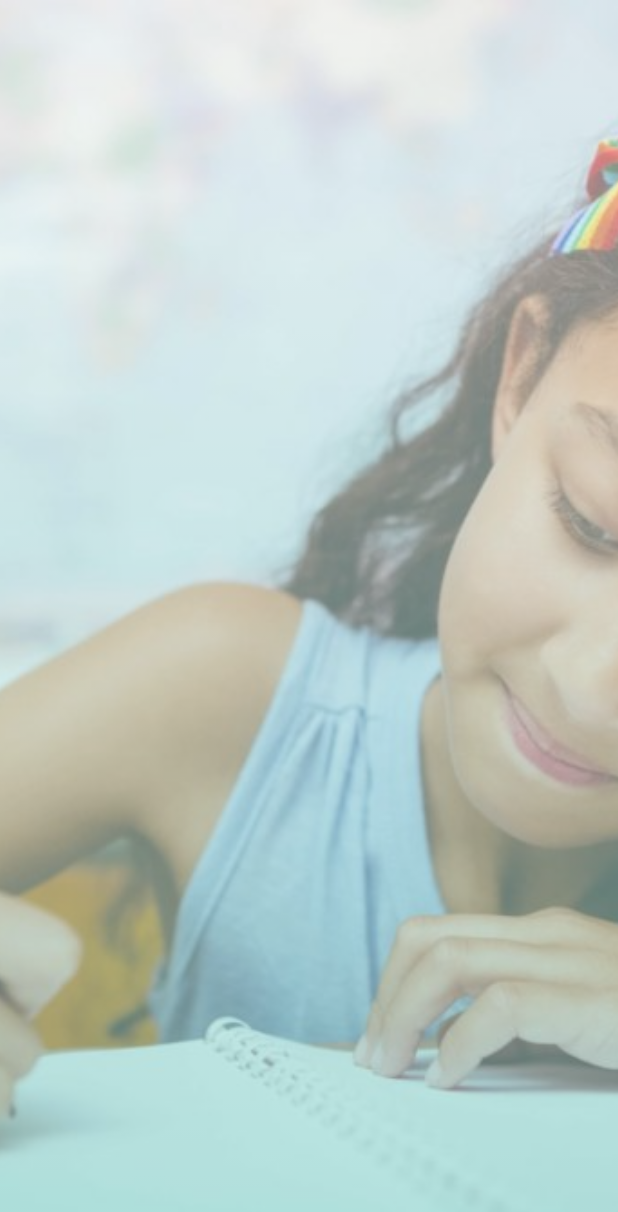
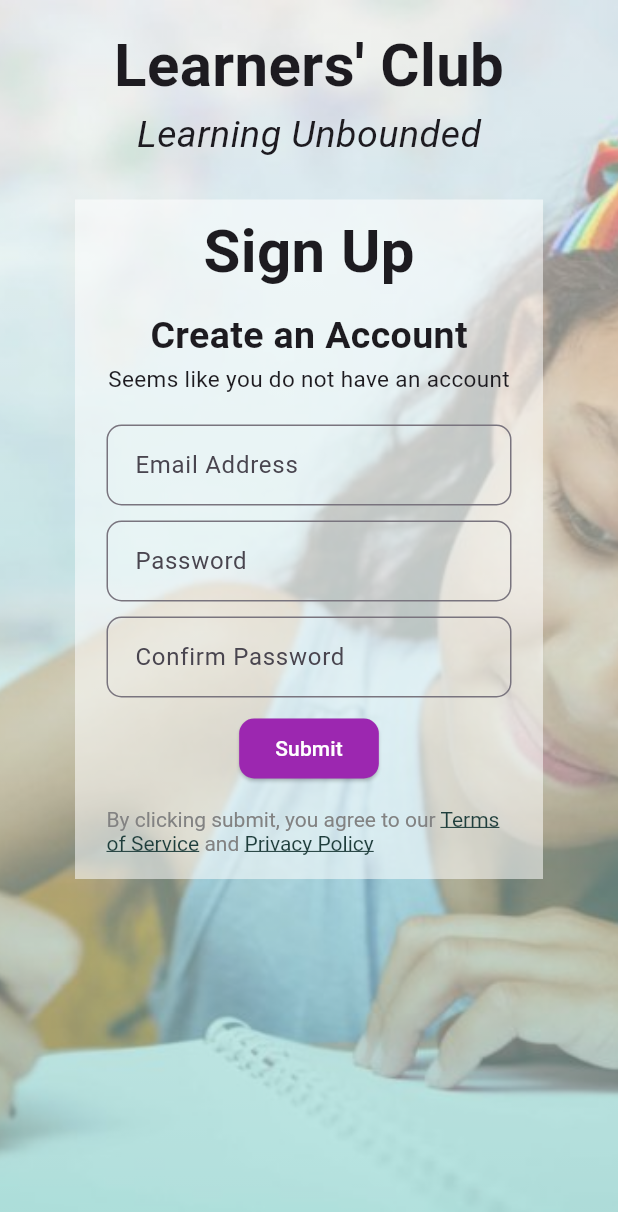
Before and after one commit to GhostsDragons/LC_web, a Flutter app: the screen it shows after launch, on a phone screen of 412 x 824 dp. Shown: the top 1212 px of the screen. Run offline on Flutter 3.47's test engine with Material 3 defaults, Android fonts, the phone set to English and light mode, and no system bars; our stand-ins replace firebase_auth, firebase_core, fluttertoast; accounts and stored records are empty; statements that could not run were skipped; project files that could hold a hidden picture were left out.

Commit message:
Sign Up page

```diff
--- /dev/null
+++ b/lib/Pages/signup.dart
@@ -0,0 +1,575 @@
+import 'package:flutter/material.dart';
+import 'package:firebase_auth/firebase_auth.dart';
+
+class Signup extends StatefulWidget {
+  const Signup({super.key});
+
+  @override
+  State<Signup> createState() => _SignupState();
+}
+
+class _SignupState extends State<Signup> {
+  final GlobalKey _layoutBuilderKey = GlobalKey();
+
+  @override
+  Widget build(BuildContext context) {
+    return StreamBuilder(
+        stream: FirebaseAuth.instance.authStateChanges(),
+        builder: (context, snapshot) {
+          if (snapshot.hasData) {
+            return const Text('Hi');
+          } else {
+            return LayoutBuilder(
+              key: _layoutBuilderKey,
+              builder: (context, constraints) {
+                if (constraints.maxWidth < 600) {
+                  return MobileLayout(constraints: constraints);
+                } else {
+                  return DesktopLayout(constraints: constraints);
+                }
+              },
+            );
+          }
+        });
+  }
+}
+
+class DesktopLayout extends StatefulWidget {
+  final BoxConstraints constraints;
+  const DesktopLayout({super.key, required this.constraints});
+
+  @override
+  State<DesktopLayout> createState() => _DesktopLayoutState();
+}
+
+class _DesktopLayoutState extends State<DesktopLayout> {
+  final GlobalKey<FormState> _formKey = GlobalKey<FormState>();
+
+  final emailController = TextEditingController();
+  final pass1Controller = TextEditingController();
+  final pass2Controller = TextEditingController();
+
+  @override
+  Widget build(BuildContext context) {
+    return Scaffold(
+      body: Stack(
+        children: [
+          Container(
+            decoration: const BoxDecoration(
+              image: DecorationImage(
+                image: AssetImage('assets/BG.jpg'),
+                fit: BoxFit.cover,
+                opacity: 0.5,
+              ),
+
+              color: Color.fromRGBO(0, 0, 0, 0.9),
+              gradient: LinearGradient(
+                colors: [Color(0xffffffff), Color(0xff67D0C8)],
+                begin: Alignment.topCenter,
+                end: Alignment.bottomCenter,
+              ),
+            ),
+          ),
+
+          Center(
+            child: Column(
+              children: [
+                Container(
+                  color: Colors.white54,
+
+                  decoration: BoxDecoration(
+                    border: Border.all(
+                      color: Colors.transparent,
+                    ),
+                    borderRadius: BorderRadius.circular(20)
+                  ),
+
+                  width: 600,
+                  height: 400,
+
+                  padding: const EdgeInsets.symmetric(vertical: 5, horizontal: 20),
+                  margin: const EdgeInsets.symmetric(vertical: 100, horizontal: 50),
+
+                  child: Form(
+                    key: _formKey,
+                    child: Column(
+                      children: [
+                        const Text(
+                          "Sign Up",
+                          style: TextStyle(
+                            fontSize: 40,
+                            fontWeight: FontWeight.bold,
+                            // fontFamily:
+                          ),
+                        ),
+
+                        const SizedBox(
+                          height: 10,
+                        ),
+
+                        const Text(
+                          "Create an Account",
+                          style: TextStyle(
+                            fontSize: 25,
+                            fontWeight: FontWeight.w600,
+                            // fontFamily:
+                          ),
+                        ),
+
+                        // const SizedBox(
+                        //   height: 5,
+                        // ),
+
+                        const Text(
+                          "Seems like you do not have an account",
+                          style: TextStyle(
+                            fontSize: 15,
+                            // fontFamily:
+                          ),
+                        ),
+
+                        const SizedBox(
+                          height: 20,
+                        ),
+
+                        TextFormField(
+                          controller: emailController,
+                          keyboardType: TextInputType.emailAddress,
+                          decoration: InputDecoration(
+                            labelText: 'Email Address',
+                            hintText: 'email@domain.com',
+                            fillColor: Colors.white,
+                            contentPadding: const EdgeInsets.all(15),
+                            border: OutlineInputBorder(
+                              borderRadius: BorderRadius.circular(10),
+                              borderSide: const BorderSide(
+                                color: Colors.grey,
+                                ),
+                              ),
+                            ),
+
+                          validator: (value) {
+                            if (value == null || value.isEmpty) {
+                              return 'Please enter valid email address';
+                            }
+                            return null;
+                          },
+                        ),
+
+                        const SizedBox(
+                          height: 10,
+                        ),
+
+                        TextFormField(
+                          controller: pass1Controller,
+                          keyboardType: TextInputType.visiblePassword,
+                          decoration: InputDecoration(
+                            labelText: 'Password',
+                            hintText: 'Enter your password',
+                            fillColor: Colors.white,
+                            contentPadding: const EdgeInsets.all(15),
+                            border: OutlineInputBorder(
+                              borderRadius: BorderRadius.circular(10),
+                              borderSide: const BorderSide(
+                                color: Colors.grey,
+                                ),
+                              ),
+                            ),
+
+                          validator: (value) {
+                            if (value == null || value.isEmpty) {
+                              return "Please enter password";
+                            }
+                            return null;
+                          },
+                        ),
+
+                        const SizedBox(
+                          height: 10,
+                        ),
+
+                        TextFormField(
+                          controller: pass1Controller,
+                          keyboardType: TextInputType.visiblePassword,
+                          decoration: InputDecoration(
+                            labelText: 'Confirm Password',
+                            hintText: 'Confirm your password',
+                            fillColor: Colors.white,
+                            contentPadding: const EdgeInsets.all(15),
+                            border: OutlineInputBorder(
+                              borderRadius: BorderRadius.circular(10),
+                              borderSide: const BorderSide(
+                                color: Colors.grey,
+                                ),
+                              ),
+                            ),
+
+                          validator: (value) {
+                            // ignore: unrelated_type_equality_checks
+                            if (value == null || value.isEmpty || value != pass1Controller.value) {
+                              return "Please enter password";
+                            }
+                            return null;
+                          },
+                        ),
+
+                        const SizedBox(
+                          height: 10,
+                        ),
+
+                        ElevatedButton(
+                          style: ElevatedButton.styleFrom(
+                            backgroundColor: Colors.purple,
+                            shape: RoundedRectangleBorder(
+                              borderRadius: BorderRadius.circular(10),
+                            ),
+                          ),
+                          onPressed: () {},
+                          child: const Text(
+                            'Submit',
+                            style: TextStyle(
+                              color: Colors.white,
+                            ),
+                          ),
+                        ),
+
+                        const SizedBox(
+                          height: 15,
+                        ),
+
+                        RichText(
+                        text: const TextSpan(
+                          children: [
+                            TextSpan(
+                              text: 'By clicking submit, you agree to our ',
+                              style: TextStyle(
+                                color: Color(0xFF828282),
+                              ),
+                            ),
+
+                            TextSpan(
+                              text: 'Terms of Service',
+                              style: TextStyle(
+                                color: Color(0xFF1F3E3C),
+                                decoration: TextDecoration.underline,
+                              ),
+                            ),
+
+                            TextSpan(
+                              text: ' and ',
+                              style: TextStyle(
+                                color: Color(0xFF828282),
+                              ),
+                            ),
+
+                            TextSpan(
+                              text: 'Privacy Policy',
+                              style: TextStyle(
+                                color: Color(0xFF1F3E3C),
+                                decoration: TextDecoration.underline
+                              ),
+                            ),
+                          ],
+                        ),
+                      ),
+
+                        const SizedBox(
+                          height: 10,
+                        ),
+
+                      ],
+                    ),
+                  ),
+                ),
+              ],
+            ),
+          )
+        ],
+      )
+    );
+  }
+}
+
+class MobileLayout extends StatefulWidget {
+  final BoxConstraints constraints;
+  const MobileLayout({super.key, required this.constraints});
+
+  @override
+  State<MobileLayout> createState() => _MobileLayoutState();
+}
+
+class _MobileLayoutState extends State<MobileLayout> {
+  final GlobalKey<FormState> _formKey = GlobalKey<FormState>();
+  final emailController = TextEditingController();
+  final pass1Controller = TextEditingController();
+  final pass2Controller = TextEditingController();
+
+  @override
+  Widget build(BuildContext context) {
+    return Scaffold(
+      body: Stack(
+        children: [
+          Container(
+            decoration: const BoxDecoration(
+              image: DecorationImage(
+                image: AssetImage('assets/BG.jpg'),
+                fit: BoxFit.cover,
+                opacity: 0.5,
+              ),
+
+              color: Color.fromRGBO(0, 0, 0, 0.9),
+              gradient: LinearGradient(
+                colors: [Color(0xffffffff), Color(0xff67D0C8)],
+                begin: Alignment.topCenter,
+                end: Alignment.bottomCenter,
+              ),
+            ),
+          ),
+
+          Center(
+            child: Column(
+              children: [
+                Container(
+                  padding: const EdgeInsets.all(15),
+
+                  // decoration: BoxDecoration(
+                  //   border: Border.all(
+                  //     color: Colors.black,
+                  //   ),
+                  // ),
+
+                  child: const Column(
+                    children: [
+                      Text(
+                        "Learners' Club",
+                        style: TextStyle(
+                          fontSize: 40,
+                          fontWeight: FontWeight.bold
+                          // fontFamily:
+                        ),
+                      ),
+
+                      Text(
+                        "Learning Unbounded",
+                        style: TextStyle(
+                          fontSize: 25,
+                          fontStyle: FontStyle.italic,
+                          // fontFamily:
+                        ),
+                      ),
+                    ],
+                  ),
+                ),
+
+                Container(
+                  color: Colors.white54,
+
+                  decoration: BoxDecoration(
+                    border: Border.all(
+                      color: Colors.transparent,
+                    ),
+                    borderRadius: BorderRadius.circular(20)
+                  ),
+
+                  padding: const EdgeInsets.symmetric(vertical: 5, horizontal: 20),
+                  margin: const EdgeInsets.symmetric(vertical: 10, horizontal: 50),
+
+                  child: Form(
+                    key: _formKey,
+                    child: Column(
+                      children: [
+                        const Text(
+                          "Sign Up",
+                          style: TextStyle(
+                            fontSize: 40,
+                            fontWeight: FontWeight.bold,
+                            // fontFamily:
+                          ),
+                        ),
+
+                        const SizedBox(
+                          height: 10,
+                        ),
+
+                        const Text(
+                          "Create an Account",
+                          style: TextStyle(
+                            fontSize: 25,
+                            fontWeight: FontWeight.w600,
+                            // fontFamily:
+                          ),
+                        ),
+
+                        // const SizedBox(
+                        //   height: 5,
+                        // ),
+
+                        const Text(
+                          "Seems like you do not have an account",
+                          style: TextStyle(
+                            fontSize: 15,
+                            // fontFamily:
+                          ),
+                        ),
+
+                        const SizedBox(
+                          height: 20,
+                        ),
+
+                        TextFormField(
+                          controller: emailController,
+                          keyboardType: TextInputType.emailAddress,
+                          decoration: InputDecoration(
+                            labelText: 'Email Address',
+                            hintText: 'email@domain.com',
+                            fillColor: Colors.white,
+                            contentPadding: const EdgeInsets.all(15),
+                            border: OutlineInputBorder(
+                              borderRadius: BorderRadius.circular(10),
+                              borderSide: const BorderSide(
+                                color: Colors.grey,
+                                ),
+                              ),
+                            ),
+
+                          validator: (value) {
+                            if (value == null || value.isEmpty) {
+                              return 'Please enter valid email address';
+                            }
+                            return null;
+                          },
+                        ),
+
+                        const SizedBox(
+                          height: 10,
+                        ),
+
+                        TextFormField(
+                          controller: pass1Controller,
+                          keyboardType: TextInputType.visiblePassword,
+                          decoration: InputDecoration(
+                            labelText: 'Password',
+                            hintText: 'Enter your password',
+                            fillColor: Colors.white,
+                            contentPadding: const EdgeInsets.all(15),
+                            border: OutlineInputBorder(
+                              borderRadius: BorderRadius.circular(10),
+                              borderSide: const BorderSide(
+                                color: Colors.grey,
+                                ),
+                              ),
+                            ),
+
+                          validator: (value) {
+                            if (value == null || value.isEmpty) {
+                              return "Please enter password";
+                            }
+                            return null;
+                          },
+                        ),
+
+                        const SizedBox(
+                          height: 10,
+                        ),
+
+                        TextFormField(
+                          controller: pass1Controller,
+                          keyboardType: TextInputType.visiblePassword,
+                          decoration: InputDecoration(
+                            labelText: 'Confirm Password',
+                            hintText: 'Confirm your password',
+                            fillColor: Colors.white,
+                            contentPadding: const EdgeInsets.all(15),
+                            border: OutlineInputBorder(
+                              borderRadius: BorderRadius.circular(10),
+                              borderSide: const BorderSide(
+                                color: Colors.grey,
+                                ),
+                              ),
+                            ),
+
+                          validator: (value) {
+                            // ignore: unrelated_type_equality_checks
+                            if (value == null || value.isEmpty || value != pass1Controller.value) {
+                              return "Please enter password";
+                            }
+                            return null;
+                          },
+                        ),
+
+                        const SizedBox(
+                          height: 10,
+                        ),
+
+                        ElevatedButton(
+                          style: ElevatedButton.styleFrom(
+                            backgroundColor: Colors.purple,
+                            shape: RoundedRectangleBorder(
+                              borderRadius: BorderRadius.circular(10),
+                            ),
+                          ),
+                          onPressed: () {},
+                          child: const Text(
+                            'Submit',
+                            style: TextStyle(
+                              color: Colors.white,
+                            ),
+                          ),
+                        ),
+
+                        const SizedBox(
+                          height: 15,
+                        ),
+
+                        RichText(
+                        text: const TextSpan(
+                          children: [
+                            TextSpan(
+                              text: 'By clicking submit, you agree to our ',
+                              style: TextStyle(
+                                color: Color(0xFF828282),
+                              ),
+                            ),
+
+                            TextSpan(
+                              text: 'Terms of Service',
+                              style: TextStyle(
+                                color: Color(0xFF1F3E3C),
+                                decoration: TextDecoration.underline,
+                              ),
+                            ),
+
+                            TextSpan(
+                              text: ' and ',
+                              style: TextStyle(
+                                color: Color(0xFF828282),
+                              ),
+                            ),
+
+                            TextSpan(
+                              text: 'Privacy Policy',
+                              style: TextStyle(
+                                color: Color(0xFF1F3E3C),
+                                decoration: TextDecoration.underline
+                              ),
+                            ),
+                          ],
+                        ),
+                      ),
+
+                        const SizedBox(
+                          height: 10,
+                        ),
+
+                      ],
+                    ),
+                  ),
+                ),
+              ],
+            ),
+          ),
+        ],
+      ),
+    );
+  }
+}
--- a/lib/main.dart
+++ b/lib/main.dart
@@ -1,13 +1,13 @@
 import 'package:flutter/material.dart';
-// import 'package:learners_club/Pages/profile.dart';
-// import 'package:learners_club/Pages/signup.dart';
-// import 'package:learners_club/Pages/home.dart';
-// import 'package:learners_club/Pages/settings.dart';
+// import 'package:lc_web/Pages/profile.dart';
+import 'package:lc_web/Pages/signup.dart';
+// import 'package:lc_web/Pages/home.dart';
+// import 'package:lc_web/Pages/settings.dart';
 import 'package:lc_web/Pages/login.dart';
 import 'package:firebase_core/firebase_core.dart';
-// import 'package:learners_club/Pages/welcome_1.dart';
+// import 'package:lc_web/Pages/welcome_1.dart';
 import 'package:lc_web/firebase_options.dart';
-// import 'package:learners_club/Pages/transition_page.dart';
+// import 'package:lc_web/Pages/transition_page.dart';
 // import 'Pages/onboarding.dart';
 
 Future<void> main() async {
@@ -30,10 +30,10 @@ class MyApp extends StatelessWidget {
       theme: ThemeData(
         primarySwatch: Colors.blue,
       ),
-      initialRoute: '/login',
+      initialRoute: '/signup',
       routes: {
         '/login': (context) => const Login(),
-        // '/signup': (context) => Signup(),
+        '/signup': (context) => const Signup(),
         // '/home': (context) => const HomePage(),
         // '/settings': (context) => const Settings(),
         // '/transition': (context) => const TransitionPage(),
```
Also changed, not shown: lib/Pages/login.dart (+27 -7 lines).
